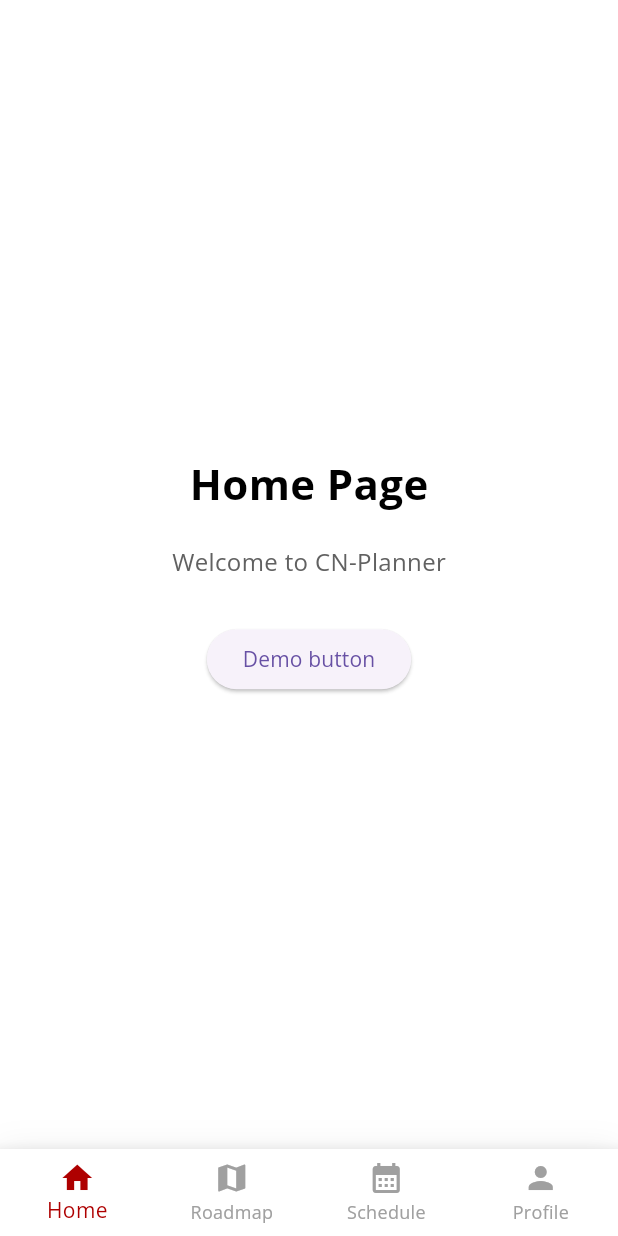
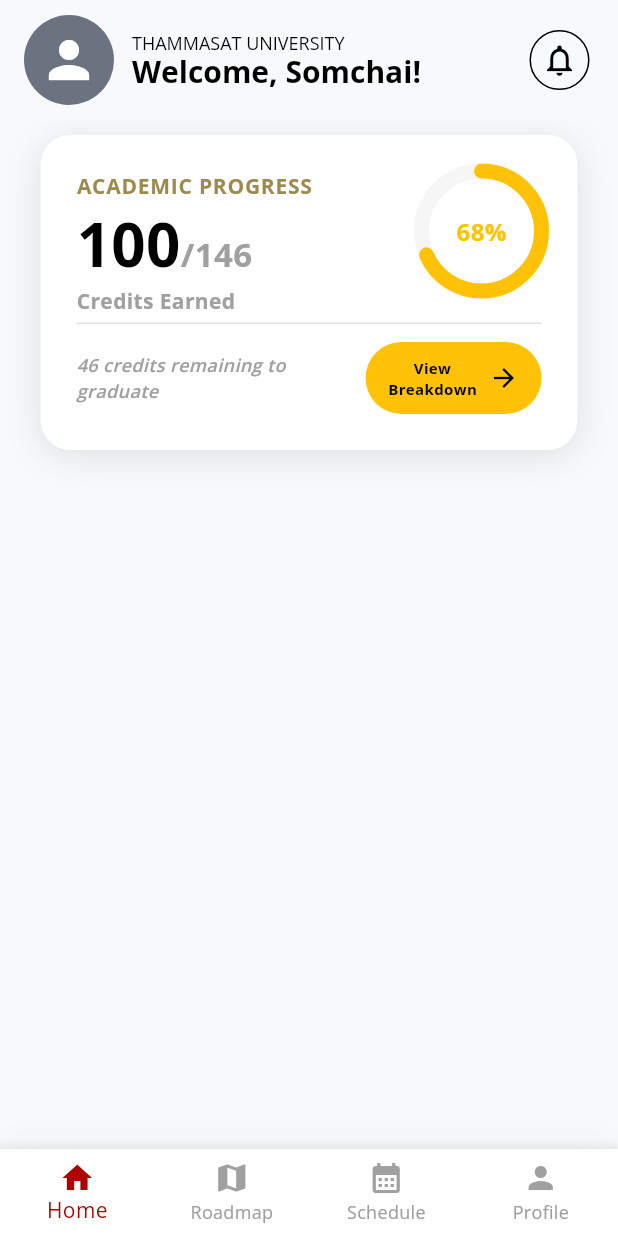
Before and after one commit to 6610685353/cn-planner, a Flutter app: the screen it shows after launch, after a tap on "Sign in", on a phone screen of 412 x 824 dp. Run offline on Flutter 3.47's test engine with Material 3 defaults, Android fonts, the phone set to English and light mode, and no system bars.

Commit message:
Incomplete home

```diff
--- a/cn_planner_app/lib/core/constants/app_colors.dart
+++ b/cn_planner_app/lib/core/constants/app_colors.dart
@@ -3,6 +3,7 @@ import 'package:flutter/material.dart';
 class AppColors {
   static const Color primaryYellow = Color(0xFFE5AD00);
   static const Color accentYellow = Color(0xFFFFC207);
+  static const Color darkYellow = Color(0xFF9D8A4F);
   static const Color borderGrey = Color(0xFFE2E2E2);
   static const Color textGrey = Color(0xFFA0A0A0);
   static const Color textDarkGrey = Color(0xFF6B7280);
--- a/cn_planner_app/lib/features/home/views/home_page.dart
+++ b/cn_planner_app/lib/features/home/views/home_page.dart
@@ -1,5 +1,9 @@
+import 'package:cn_planner_app/core/constants/app_colors.dart';
 import 'package:cn_planner_app/core/widgets/bottom_nav_bar.dart';
+import 'package:cn_planner_app/features/home/widgets/academic_progress.dart';
+import 'package:cn_planner_app/features/home/widgets/welcome_banner.dart';
 import 'package:flutter/material.dart';
+import 'package:cn_planner_app/route.dart';
 
 class HomePage extends StatelessWidget {
   const HomePage({super.key});
@@ -7,38 +11,33 @@ class HomePage extends StatelessWidget {
   @override
   Widget build(BuildContext context) {
     return Scaffold(
-      backgroundColor: Colors.white,
+      backgroundColor: AppColors.background,
+      body: CustomScrollView(
+        physics: const BouncingScrollPhysics(),
+        slivers: [
+          WelcomeBanner(
+            fname: "Somchai",
+            route: AppRoutes.main, //แก้ด้วย
+          ),
 
-      body: Center(
-        child: Column(
-          mainAxisAlignment: MainAxisAlignment.center,
-          children: [
-            Text(
-              'Home Page',
-              style: TextStyle(
-                fontSize: 28,
-                fontWeight: FontWeight.bold,
-                color: Colors.black,
+          SliverToBoxAdapter(
+            child: Padding(
+              padding: const EdgeInsets.symmetric(horizontal: 20, vertical: 10),
+              child: Column(
+                children: [
+                  AcademicProgresss(
+                    creditEarned: 100,
+                    totalCredit: 146,
+                    route: AppRoutes.main,
+                  ),
+
+                  // สามารถเพิ่ม Widget อื่นๆ ต่อท้ายได้ที่นี่
+                  const SizedBox(height: 20),
+                ],
               ),
             ),
-
-            const SizedBox(height: 20),
-
-            Text(
-              'Welcome to CN-Planner',
-              style: TextStyle(fontSize: 16, color: Colors.grey.shade700),
-            ),
-
-            const SizedBox(height: 30),
-
-            ElevatedButton(
-              onPressed: () {
-                debugPrint('Demo button pressed!');
-              },
-              child: const Text('Demo button'),
-            ),
-          ],
-        ),
+          ),
+        ],
       ),
     );
   }
--- /dev/null
+++ b/cn_planner_app/lib/features/home/widgets/academic_progress.dart
@@ -0,0 +1,175 @@
+import 'package:flutter/material.dart';
+import '../../../core/constants/app_colors.dart';
+
+class AcademicProgresss extends StatelessWidget {
+  final int totalCredit;
+  final int creditEarned;
+  final String route;
+
+  const AcademicProgresss({
+    super.key,
+    required this.creditEarned,
+    required this.totalCredit,
+    required this.route,
+  });
+
+  @override
+  Widget build(BuildContext context) {
+    double progress = creditEarned / totalCredit;
+    int percentage = (progress * 100).toInt();
+    int remaining = totalCredit - creditEarned;
+
+    return Container(
+      width: 358,
+      height: 210,
+      padding: const EdgeInsets.all(24),
+      decoration: BoxDecoration(
+        color: Colors.white,
+        boxShadow: [
+          BoxShadow(
+            color: Colors.black.withOpacity(0.1),
+            blurRadius: 20,
+            offset: const Offset(0, 4),
+          ),
+        ],
+        borderRadius: BorderRadius.circular(20),
+      ),
+      child: Column(
+        children: [
+          Row(
+            mainAxisAlignment: MainAxisAlignment.spaceBetween,
+
+            crossAxisAlignment: CrossAxisAlignment.start,
+            children: [
+              Column(
+                crossAxisAlignment: CrossAxisAlignment.start,
+                children: [
+                  const Text(
+                    "ACADEMIC PROGRESS",
+                    style: TextStyle(
+                      fontSize: 14,
+                      fontWeight: FontWeight.bold,
+                      color: AppColors.darkYellow,
+                      letterSpacing: 0.5,
+                    ),
+                  ),
+
+                  Row(
+                    crossAxisAlignment: CrossAxisAlignment.baseline,
+                    textBaseline: TextBaseline.alphabetic,
+                    children: [
+                      Text(
+                        "$creditEarned",
+                        style: const TextStyle(
+                          fontSize: 40,
+                          fontWeight: FontWeight.bold,
+                          color: Colors.black,
+                        ),
+                      ),
+                      Text(
+                        "/$totalCredit",
+                        style: const TextStyle(
+                          fontSize: 22,
+                          fontWeight: FontWeight.bold,
+                          color: AppColors.textGrey,
+                        ),
+                      ),
+                    ],
+                  ),
+                  const Text(
+                    "Credits Earned",
+                    style: TextStyle(
+                      fontSize: 14,
+                      fontWeight: FontWeight.bold,
+                      color: AppColors.textGrey,
+                    ),
+                  ),
+                ],
+              ),
+              // --- วงกลมเปอร์เซ็นต์ ---
+              Stack(
+                alignment: Alignment.center,
+                children: [
+                  SizedBox(
+                    width: 80,
+                    height: 80,
+                    child: CircularProgressIndicator(
+                      value: progress,
+                      strokeWidth: 10,
+                      backgroundColor: AppColors.borderGrey.withOpacity(0.3),
+                      valueColor: const AlwaysStoppedAnimation<Color>(
+                        AppColors.accentYellow,
+                      ),
+                      strokeCap: StrokeCap.round,
+                    ),
+                  ),
+                  Text(
+                    "$percentage%",
+                    style: const TextStyle(
+                      fontSize: 16,
+                      fontWeight: FontWeight.bold,
+                      color: AppColors.accentYellow,
+                    ),
+                  ),
+                ],
+              ),
+            ],
+          ),
+
+          const SizedBox(height: 4),
+          const Divider(height: 1, color: AppColors.borderGrey),
+          const Spacer(),
+
+          // --- ส่วนล่าง: ข้อความตัวเอียง และ ปุ่ม View Breakdown สีเหลือง ---
+          Row(
+            mainAxisAlignment: MainAxisAlignment.spaceBetween,
+            children: [
+              Expanded(
+                child: Text(
+                  "$remaining credits remaining to\ngraduate",
+                  style: const TextStyle(
+                    fontSize: 12,
+                    fontStyle: FontStyle.italic,
+                    fontWeight: FontWeight.w600, // ตัวเอียงตามรูป
+                    color: AppColors.textGrey,
+                  ),
+                ),
+              ),
+              // --- ปุ่มสีเหลืองตามดีไซน์ ---
+              GestureDetector(
+                onTap: () {
+                  Navigator.pushNamed(context, route);
+                },
+                child: Container(
+                  padding: const EdgeInsets.symmetric(
+                    horizontal: 15,
+                    vertical: 10,
+                  ),
+                  decoration: BoxDecoration(
+                    color: AppColors.accentYellow,
+                    borderRadius: BorderRadius.circular(30), // มนแบบเม็ดยา
+                  ),
+                  child: Row(
+                    children: const [
+                      Text(
+                        "View\nBreakdown",
+                        textAlign: TextAlign.center,
+                        style: TextStyle(
+                          fontSize: 10,
+                          fontWeight: FontWeight.bold,
+                          color: Colors.black,
+                        ),
+                      ),
+                      SizedBox(width: 8),
+                      Icon(Icons.arrow_forward, size: 20, color: Colors.black),
+                    ],
+                  ),
+                ),
+              ),
+            ],
+          ),
+        ],
+      ),
+    );
+  }
+}
--- /dev/null
+++ b/cn_planner_app/lib/features/home/widgets/welcome_banner.dart
@@ -0,0 +1,91 @@
+import 'package:flutter/material.dart';
+import '../../../core/constants/app_colors.dart';
+
+class WelcomeBanner extends StatelessWidget {
+  final String? imageUrl;
+  final String fname;
+  final String route;
+
+  const WelcomeBanner({
+    super.key,
+    this.imageUrl,
+    required this.fname,
+    required this.route,
+  });
+
+  @override
+  Widget build(BuildContext context) {
+    return SliverAppBar(
+      backgroundColor: AppColors.background,
+      automaticallyImplyLeading: false,
+      floating: true,
+      pinned: false,
+      toolbarHeight: 80,
+      elevation: 0,
+      // ใช้ title แทน flexibleSpace ถ้าต้องการให้จัดการตำแหน่งง่ายขึ้นในแนวนอน
+      title: Row(
+        children: [
+          // --- รูปโปรไฟล์วงกลม ---
+          CircleAvatar(
+            radius: 30,
+            backgroundColor: AppColors.textDarkGrey,
+            backgroundImage: imageUrl != null && imageUrl!.isNotEmpty
+                ? NetworkImage(imageUrl!)
+                : null,
+            child: imageUrl != null && imageUrl!.isNotEmpty
+                ? null
+                : const Icon(Icons.person, size: 40, color: Colors.white),
+          ),
+          const SizedBox(width: 12),
+          _buildTextSection(),
+        ],
+      ),
+      actions: [
+        Padding(
+          padding: const EdgeInsets.only(right: 15.0),
+          child: IconButton(
+            onPressed: () {
+              Navigator.pushNamed(context, route);
+            },
+            style: IconButton.styleFrom(
+              shape: CircleBorder(),
+              padding: EdgeInsets.all(5),
+              side: BorderSide(color: Colors.black, width: 1),
+            ),
+            icon: const Icon(
+              Icons.notifications_none_outlined,
+              size: 25,
+              color: Colors.black,
+            ),
+          ),
+        ),
+      ],
+    );
+  }
+
+  Widget _buildTextSection() {
+    return Column(
+      crossAxisAlignment: CrossAxisAlignment.start,
+      mainAxisSize: MainAxisSize.min,
+      children: [
+        const Text(
+          'THAMMASAT UNIVERSITY',
+          style: TextStyle(
+            fontSize: 12,
+            color: Colors.black,
+            fontWeight: FontWeight.w500,
+          ),
+        ),
+        Text(
+          'Welcome, $fname!',
+          style: const TextStyle(
+            fontSize: 20,
+            fontWeight: FontWeight.bold,
+            color: Colors.black,
+            height: 1.2,
+          ),
+        ),
+      ],
+    );
+  }
+}
```
